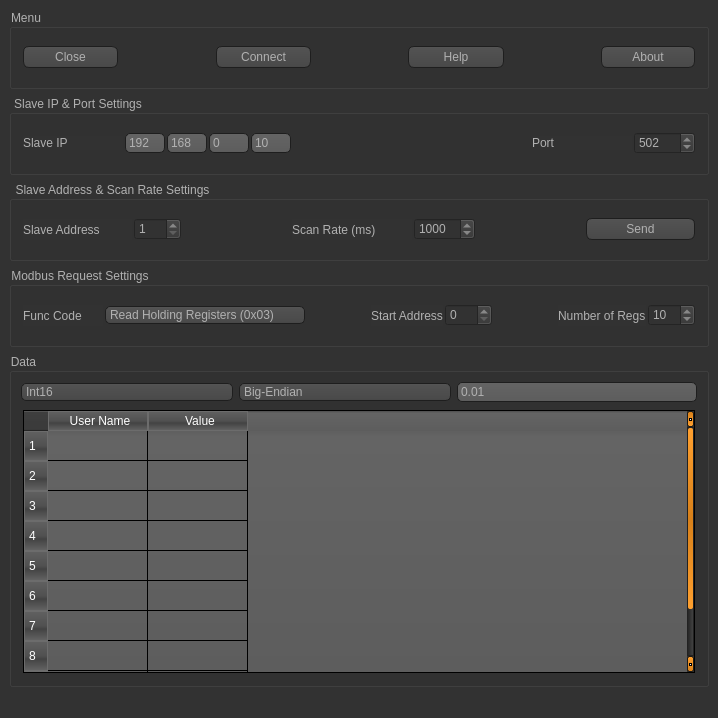
Before: the Qt Designer form Ui_MainWindow.ui in jnlee4838/ModbusWatch, drawn with Qt 5.
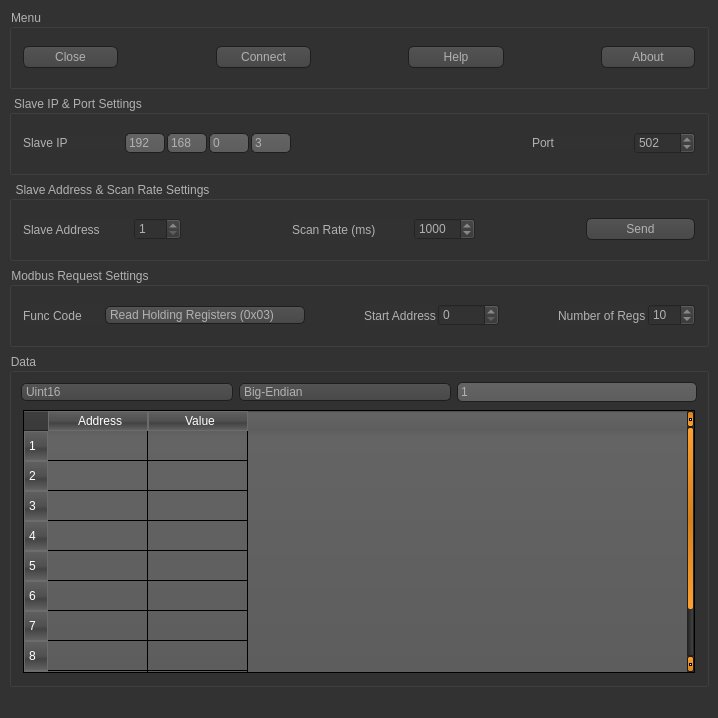
After: the same form once the commit is applied. Icons and pictures are not drawn.

The edit to the form file:
```diff
--- a/Ui_MainWindow.ui
+++ b/Ui_MainWindow.ui
@@ -816,7 +816,7 @@
             <string>000</string>
            </property>
            <property name="text">
-            <string>10</string>
+            <string>3</string>
            </property>
           </widget>
          </item>
@@ -1057,7 +1057,7 @@
             <number>0</number>
            </property>
            <property name="maximum">
-            <number>100</number>
+            <number>65535</number>
            </property>
            <property name="singleStep">
             <number>1</number>
@@ -1324,6 +1324,18 @@
         <layout class="QHBoxLayout" name="horizontalLayout_5">
          <item>
           <widget class="QComboBox" name="comboBox_datatype">
+           <property name="currentText">
+            <string>Uint16</string>
+           </property>
+           <property name="currentIndex">
+            <number>1</number>
+           </property>
+           <property name="maxVisibleItems">
+            <number>5</number>
+           </property>
+           <property name="maxCount">
+            <number>5</number>
+           </property>
            <item>
             <property name="text">
              <string>Int16</string>
@@ -1374,7 +1386,10 @@
             </size>
            </property>
            <property name="text">
-            <string>0.01</string>
+            <string>1</string>
+           </property>
+           <property name="maxLength">
+            <number>6</number>
            </property>
           </widget>
          </item>
@@ -1408,7 +1423,7 @@
            <row/>
            <column>
             <property name="text">
-             <string>User Name</string>
+             <string>Address</string>
             </property>
            </column>
            <column>
@@ -1416,6 +1431,56 @@
              <string>Value</string>
             </property>
            </column>
+           <item row="0" column="1">
+            <property name="textAlignment">
+             <set>AlignCenter</set>
+            </property>
+           </item>
+           <item row="1" column="1">
+            <property name="textAlignment">
+             <set>AlignCenter</set>
+            </property>
+           </item>
+           <item row="2" column="1">
+            <property name="textAlignment">
+             <set>AlignCenter</set>
+            </property>
+           </item>
+           <item row="3" column="1">
+            <property name="textAlignment">
+             <set>AlignCenter</set>
+            </property>
+           </item>
+           <item row="4" column="1">
+            <property name="textAlignment">
+             <set>AlignCenter</set>
+            </property>
+           </item>
+           <item row="5" column="1">
+            <property name="textAlignment">
+             <set>AlignCenter</set>
+            </property>
+           </item>
+           <item row="6" column="1">
+            <property name="textAlignment">
+             <set>AlignCenter</set>
+            </property>
+           </item>
+           <item row="7" column="1">
+            <property name="textAlignment">
+             <set>AlignCenter</set>
+            </property>
+           </item>
+           <item row="8" column="1">
+            <property name="textAlignment">
+             <set>AlignCenter</set>
+            </property>
+           </item>
+           <item row="9" column="1">
+            <property name="textAlignment">
+             <set>AlignCenter</set>
+            </property>
+           </item>
           </widget>
          </item>
         </layout>
```
Left out of the diff: 9 changed lines with no effect on the pictures.
